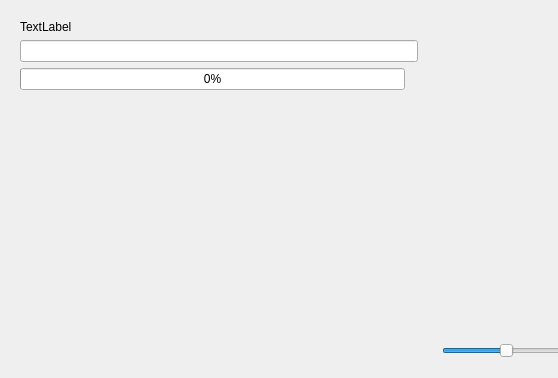
Above: forms/sensorpanel.ui from GaitRehabilitation/SMART before the change; both pictures show x 0 to 558 and y 0 to 378 of the 1171 by 378 pixel window. Below: the same form after it.
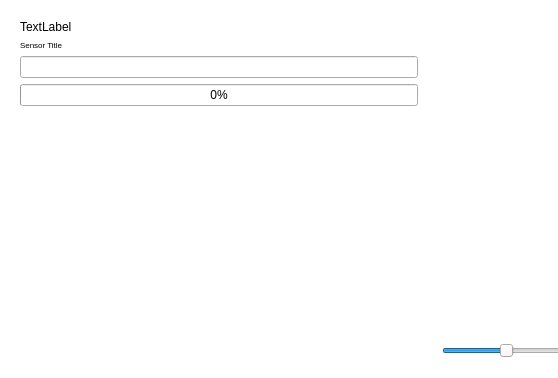
That is the form after the change. Custom widgets are drawn as their Qt base class.

```diff
--- a/forms/sensorpanel.ui
+++ b/forms/sensorpanel.ui
@@ -19,6 +19,14 @@
   <property name="windowTitle">
    <string>Form</string>
   </property>
+  <property name="autoFillBackground">
+   <bool>false</bool>
+  </property>
+  <property name="styleSheet">
+   <string notr="true">QWidget#SensorPanel{
+	background-color:white;
+}</string>
+  </property>
   <layout class="QHBoxLayout" name="horizontalLayout">
    <item>
     <widget class="QWidget" name="gridWidget" native="true">
@@ -29,24 +37,24 @@
       </sizepolicy>
      </property>
      <layout class="QGridLayout" name="gridLayout">
-      <item row="1" column="0" colspan="2">
+      <item row="3" column="0" colspan="2">
        <widget class="QLineEdit" name="sensorName"/>
       </item>
-      <item row="3" column="0">
+      <item row="0" column="0">
+       <widget class="QLabel" name="deviceAddress">
+        <property name="text">
+         <string>TextLabel</string>
+        </property>
+       </widget>
+      </item>
+      <item row="5" column="0" colspan="2">
        <widget class="QProgressBar" name="battery">
         <property name="value">
          <number>0</number>
         </property>
        </widget>
       </item>
-      <item row="3" column="1">
-       <widget class="QLabel" name="voltage">
-        <property name="text">
-         <string/>
-        </property>
-       </widget>
-      </item>
-      <item row="4" column="0">
+      <item row="6" column="0" colspan="2">
        <spacer name="verticalSpacer">
         <property name="orientation">
          <enum>Qt::Vertical</enum>
@@ -59,10 +67,15 @@
         </property>
        </spacer>
       </item>
-      <item row="0" column="0">
-       <widget class="QLabel" name="deviceAddress">
+      <item row="1" column="0">
+       <widget class="QLabel" name="label">
+        <property name="font">
+         <font>
+          <pointsize>6</pointsize>
+         </font>
+        </property>
         <property name="text">
-         <string>TextLabel</string>
+         <string>Sensor Title</string>
         </property>
        </widget>
       </item>
```
